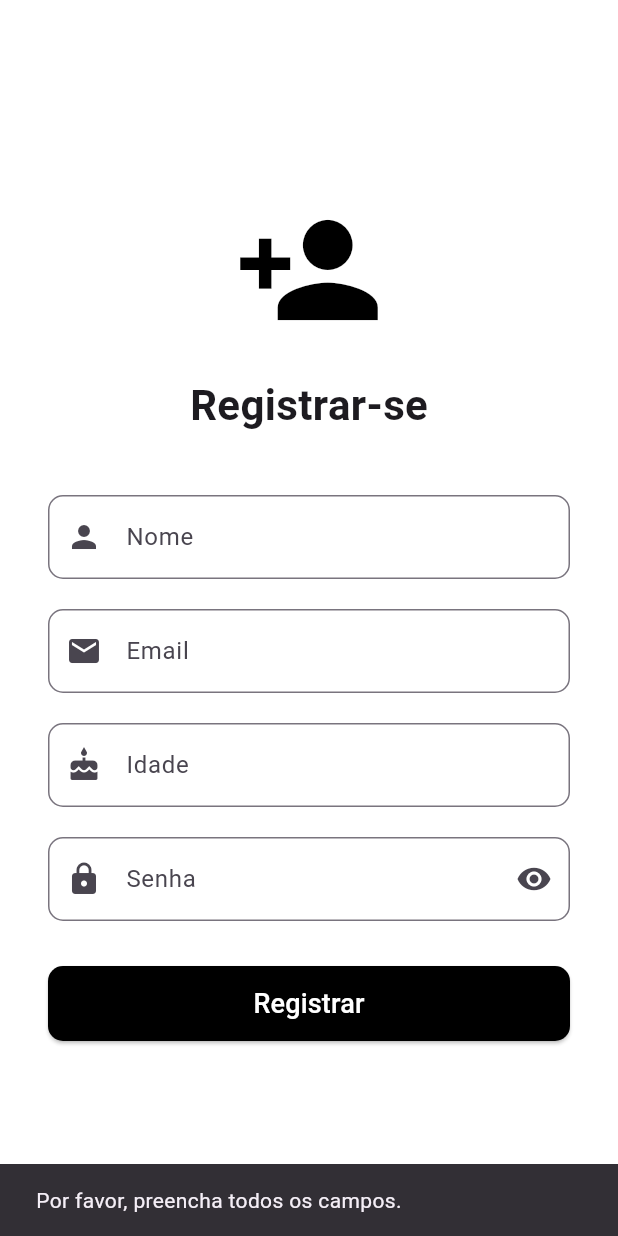
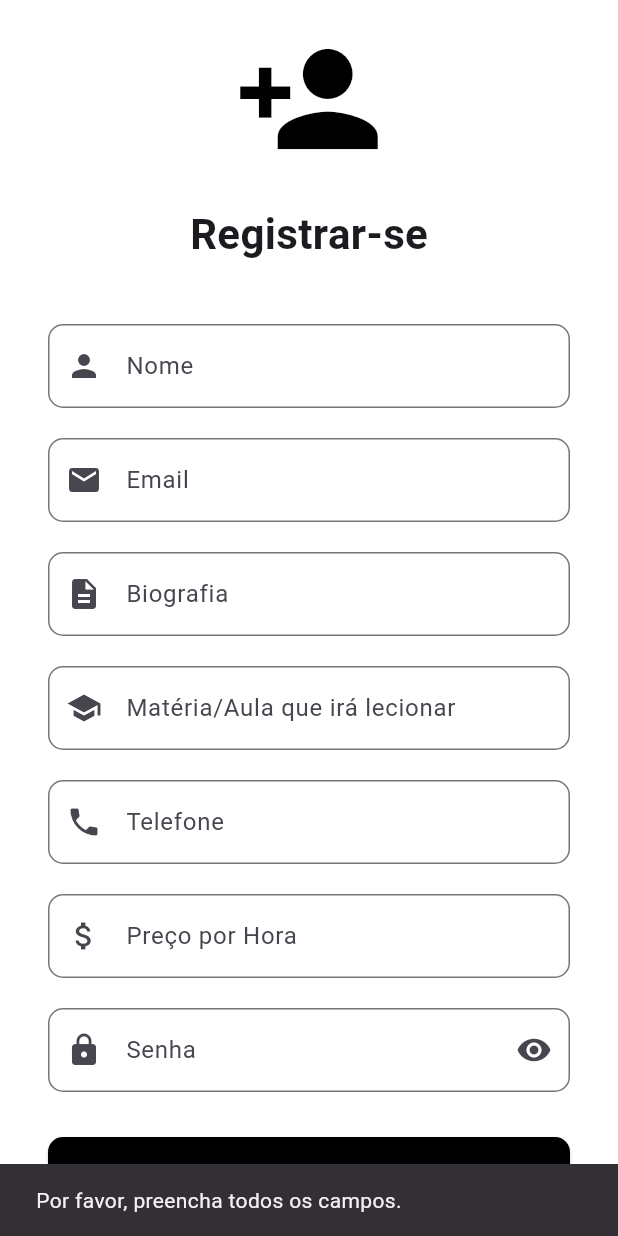
Before and after one commit to ICEI-PUC-Minas-PBR-SI/pbr-si-2024-2-p5-tias-t1-2758101-sustentabilidade-cultura-local, a Flutter app: the RegisterScreen screen opened directly, after a tap on "Registrar", on a phone screen of 412 x 824 dp. Run offline on Flutter 3.47's test engine with Material 3 defaults, Android fonts, the light colour scheme and no system bars; our stand-ins replace cloud_firestore, firebase_auth, firebase_core; accounts and stored records are empty; network calls fail.

Commit message:
#conexão Banco de dados

```diff
--- a/lib/areaEstudante.dart
+++ b/lib/areaEstudante.dart
@@ -51,7 +51,7 @@ class StudentHomeScreen extends StatelessWidget {
                 height: 50,
                 child: ElevatedButton(
                   onPressed: () {
-                    // Ação de login
+                    Navigator.pushNamed(context, '/perfilInstrutor');
                   },
                   style: ElevatedButton.styleFrom(
                     backgroundColor: Colors.black,
--- a/lib/registroInstrutor.dart
+++ b/lib/registroInstrutor.dart
@@ -1,3 +1,4 @@
+import 'package:cloud_firestore/cloud_firestore.dart';
 import 'package:flutter/material.dart';
 
 class Registroinstrutor extends StatelessWidget {
@@ -19,7 +20,10 @@ class _RegisterScreenState extends State<RegisterScreen> {
   final _nameController = TextEditingController();
   final _emailController = TextEditingController();
   final _passwordController = TextEditingController();
-  final _ageController = TextEditingController();
+  final _biografiaController = TextEditingController();
+  final _telefoneController = TextEditingController();
+  final _precoHoraController = TextEditingController();
+  final _materiaController = TextEditingController();
   bool _obscureText = true;
 
   void _togglePasswordVisibility() {
@@ -28,22 +32,73 @@ class _RegisterScreenState extends State<RegisterScreen> {
     });
   }
 
-  void _register() {
+ void _register() async {
   final name = _nameController.text;
   final email = _emailController.text;
   final password = _passwordController.text;
-    final age = _ageController.text;
+  final biografia = _biografiaController.text;
+  final telefone = _telefoneController.text;
+  final precoHora = _precoHoraController.text;
+  final materia = _materiaController.text;
 
-    if (name.isEmpty || email.isEmpty || password.isEmpty || age.isEmpty) {
+  if (name.isEmpty ||
+      email.isEmpty ||
+      password.isEmpty ||
+      biografia.isEmpty ||
+      telefone.isEmpty ||
+      precoHora.isEmpty ||
+      materia.isEmpty) {
     ScaffoldMessenger.of(context).showSnackBar(
       SnackBar(content: Text('Por favor, preencha todos os campos.')),
     );
-    } else {
+    return;
+  }
+
+  // Mostra o indicador de carregamento
+  showDialog(
+    context: context,
+    barrierDismissible: false,
+    builder: (context) => Center(child: CircularProgressIndicator()),
+  );
+
+  try {
+    print("Conectando ao Firestore...");
+    var db = FirebaseFirestore.instance;
+    await db.collection("Instrutor").add({
+      "nome": name,
+      "email": email,
+      "senha": password,
+      "biografia": biografia,
+      "telefone": telefone,
+      "precoHora": precoHora,
+      "materia": materia,
+    });
+    print("Registro bem-sucedido!");
+
+    Navigator.pop(context); // Oculta o indicador de carregamento
     ScaffoldMessenger.of(context).showSnackBar(
       SnackBar(content: Text('Registro bem-sucedido!')),
     );
+
+    // Limpa os campos do formulário
+    _nameController.clear();
+    _emailController.clear();
+    _passwordController.clear();
+    _biografiaController.clear();
+    _telefoneController.clear();
+    _precoHoraController.clear();
+    _materiaController.clear();
+  } catch (e) {
+    Navigator.pop(context); // Oculta o indicador de carregamento em caso de erro
+    print("Erro ao registrar: $e");
+    ScaffoldMessenger.of(context).showSnackBar(
+      SnackBar(content: Text('Erro ao registrar: $e')),
+    );
   }
 }
+
+
+
 
   @override
   Widget build(BuildContext context) {
@@ -94,14 +149,51 @@ class _RegisterScreenState extends State<RegisterScreen> {
                 ),
                 const SizedBox(height: 20),
                 TextField(
-                  controller: _ageController,
-                  keyboardType: TextInputType.number,
+                  controller: _biografiaController,
                   decoration: InputDecoration(
-                    labelText: 'Idade',
+                    labelText: 'Biografia',
                     border: OutlineInputBorder(
                       borderRadius: BorderRadius.circular(10),
                     ),
-                    prefixIcon: Icon(Icons.cake),
+                    prefixIcon: Icon(Icons.description),
+                  ),
+                ),
+
+                const SizedBox(height: 20),
+                TextField(
+                  controller: _materiaController,
+                  decoration: InputDecoration(
+                    labelText: 'Matéria/Aula que irá lecionar ',
+                    border: OutlineInputBorder(
+                      borderRadius: BorderRadius.circular(10),
+                    ),
+                    prefixIcon: Icon(Icons.school),
+                  ),
+                ),
+                const SizedBox(height: 20),
+                TextField(
+                  controller: _telefoneController,
+                  keyboardType: TextInputType.phone,
+                  decoration: InputDecoration(
+                    labelText: 'Telefone',
+                    border: OutlineInputBorder(
+                      borderRadius: BorderRadius.circular(10),
+                    ),
+                    prefixIcon: Icon(Icons.phone),
+                  ),
+                ),
+                const SizedBox(height: 20),
+                TextField(
+                  controller: _precoHoraController,
+                  keyboardType: TextInputType.numberWithOptions(decimal: true),
+                  decoration: InputDecoration(
+                    labelText: 'Preço por Hora',
+                    hintText: 'Ex: 50,00',
+                    border: OutlineInputBorder(
+                      borderRadius: BorderRadius.circular(10),
+                    ),
+                    prefixIcon: Icon(
+                        Icons.attach_money), // Better icon for monetary values
                   ),
                 ),
                 const SizedBox(height: 20),
@@ -137,13 +229,12 @@ class _RegisterScreenState extends State<RegisterScreen> {
                     child: const Text(
                       'Registrar',
                       style: TextStyle(
-                        color: Colors.white,
+                        color: Color.fromARGB(255, 255, 255, 255),
                         fontSize: 18,
                       ),
                     ),
                   ),
                 ),
-
               ],
             ),
           ),
```
Also changed, not shown: lib/areaInstrutor.dart (+3 -7 lines), lib/login.instrutor.dart (+9 -7 lines), lib/main.dart (+26 -1 lines), lib/perfilInstrutor.dart (added, +144 -0 lines), lib/firebase_options.dart (added), 2 other files. Lines whose indentation alone changed are shown as unchanged.
